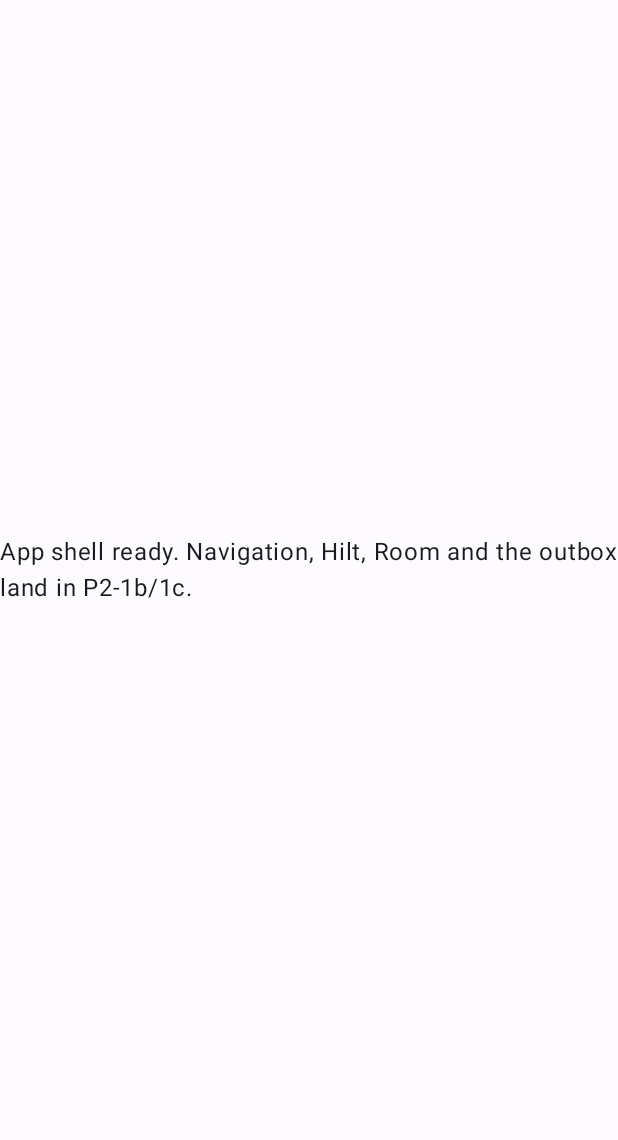
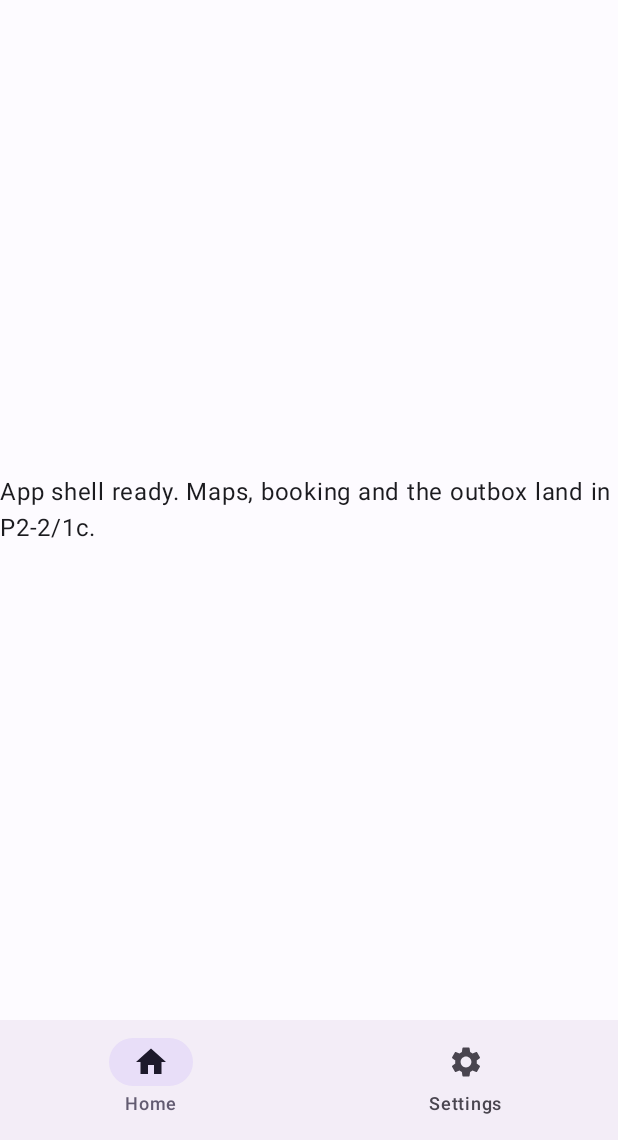
Before and after one commit to stev199/ride-hailing-platform, an Android app built with Jetpack Compose: the screen it shows after launch (MainActivity), on a phone screen of 412 x 824 dp, the part 96-1236 px from its top. Run offline under Robolectric (Android 15) with nearby library versions, the phone set to English and light mode, and no system bars.

Commit message:
feat(android): P2-1b shared two-tab navigation (ModeNavApp over Compose Navigation), mode-aware theme (rider blue / driver amber), i18n completion en/fr/ar; navigation-switch instrumented tests, locale-agnostic

```diff
--- a/android/app-driver/src/main/kotlin/com/ridehailing/driver/MainActivity.kt
+++ b/android/app-driver/src/main/kotlin/com/ridehailing/driver/MainActivity.kt
@@ -4,18 +4,19 @@ import android.os.Bundle
 import androidx.activity.ComponentActivity
 import androidx.activity.compose.setContent
 import com.ridehailing.core.ui.AppMode
-import com.ridehailing.core.ui.AppShell
+import com.ridehailing.core.ui.ModeNavApp
 import com.ridehailing.core.ui.RideHailingTheme
 
 /**
- * Driver shell entry point (P2-1a). Navigation + duty state land in P2-1b/1c.
+ * Driver shell entry point (P2-1b): mode-aware theme + shared two-tab navigation.
+ * Duty/map destinations land in P2-2/P2-4.
  */
 class MainActivity : ComponentActivity() {
     override fun onCreate(savedInstanceState: Bundle?) {
         super.onCreate(savedInstanceState)
         setContent {
-            RideHailingTheme {
-                AppShell(mode = AppMode.DRIVER)
+            RideHailingTheme(mode = AppMode.DRIVER) {
+                ModeNavApp(mode = AppMode.DRIVER)
             }
         }
     }
--- a/android/core-ui/build.gradle.kts
+++ b/android/core-ui/build.gradle.kts
@@ -30,4 +30,5 @@ dependencies {
     api("androidx.compose.foundation:foundation")
     api("androidx.compose.material3:material3")
     api("androidx.compose.material:material-icons-core")
+    api("androidx.navigation:navigation-compose:2.8.5")
 }
--- a/android/core-ui/src/main/kotlin/com/ridehailing/core/ui/AppShell.kt
+++ b/android/core-ui/src/main/kotlin/com/ridehailing/core/ui/AppShell.kt
@@ -4,11 +4,11 @@ import androidx.compose.foundation.layout.Arrangement
 import androidx.compose.foundation.layout.Column
 import androidx.compose.foundation.layout.fillMaxSize
 import androidx.compose.foundation.layout.padding
+import androidx.compose.material3.ExperimentalMaterial3Api
 import androidx.compose.material3.MaterialTheme
 import androidx.compose.material3.Scaffold
 import androidx.compose.material3.Text
 import androidx.compose.material3.TopAppBar
-import androidx.compose.material3.ExperimentalMaterial3Api
 import androidx.compose.runtime.Composable
 import androidx.compose.ui.Alignment
 import androidx.compose.ui.Modifier
@@ -17,13 +17,17 @@ import androidx.compose.ui.semantics.semantics
 import androidx.compose.ui.semantics.testTag
 
 /**
- * Shared app shell for both actor apps (P2-1a).
- * Renders the mode-localized top bar and a body slot; navigation/Hilt/Room land
- * in P2-1b/1c on top of this shell.
+ * Shared app shell frame (P2-1b): mode-localized top bar, body slot and a bottom-bar
+ * slot; the NavigationBar itself lives in the apps so each wires its own NavHost.
  */
 @OptIn(ExperimentalMaterial3Api::class)
 @Composable
-fun AppShell(mode: AppMode, modifier: Modifier = Modifier, body: @Composable () -> Unit = {}) {
+fun AppShell(
+    mode: AppMode,
+    modifier: Modifier = Modifier,
+    bottomBar: @Composable () -> Unit = {},
+    body: @Composable () -> Unit = {},
+) {
     val titleRes = when (mode) {
         AppMode.RIDER -> R.string.core_title_rider
         AppMode.DRIVER -> R.string.core_title_driver
@@ -33,6 +37,7 @@ fun AppShell(mode: AppMode, modifier: Modifier = Modifier, body: @Composable ()
         topBar = {
             TopAppBar(title = { Text(stringResource(titleRes)) })
         },
+        bottomBar = bottomBar,
     ) { padding ->
         Column(
             modifier = Modifier
@@ -41,10 +46,6 @@ fun AppShell(mode: AppMode, modifier: Modifier = Modifier, body: @Composable ()
             horizontalAlignment = Alignment.CenterHorizontally,
             verticalArrangement = Arrangement.Center,
         ) {
-            Text(
-                text = stringResource(R.string.core_shell_placeholder),
-                style = MaterialTheme.typography.bodyLarge,
-            )
             body()
         }
     }
--- /dev/null
+++ b/android/core-ui/src/main/kotlin/com/ridehailing/core/ui/ModeNavApp.kt
@@ -0,0 +1,101 @@
+package com.ridehailing.core.ui
+
+import androidx.compose.foundation.layout.Box
+import androidx.compose.foundation.layout.fillMaxSize
+import androidx.compose.foundation.layout.padding
+import androidx.compose.material.icons.Icons
+import androidx.compose.material.icons.filled.Home
+import androidx.compose.material.icons.filled.Settings
+import androidx.compose.material3.ExperimentalMaterial3Api
+import androidx.compose.material3.Icon
+import androidx.compose.material3.NavigationBar
+import androidx.compose.material3.NavigationBarItem
+import androidx.compose.material3.Scaffold
+import androidx.compose.material3.Text
+import androidx.compose.material3.TopAppBar
+import androidx.compose.runtime.Composable
+import androidx.compose.runtime.getValue
+import androidx.compose.ui.Alignment
+import androidx.compose.ui.Modifier
+import androidx.compose.ui.res.stringResource
+import androidx.compose.ui.semantics.semantics
+import androidx.compose.ui.semantics.testTag
+import androidx.navigation.NavGraph.Companion.findStartDestination
+import androidx.navigation.NavHostController
+import androidx.navigation.compose.NavHost
+import androidx.navigation.compose.composable
+import androidx.navigation.compose.currentBackStackEntryAsState
+import androidx.navigation.compose.rememberNavController
+
+/**
+ * Shared two-tab app (P2-1b): Home + Settings over Compose Navigation. Both actor apps
+ * wire this with their own AppMode; heavier destinations (map, booking, duty) replace
+ * the placeholder bodies in P2-2/P2-4. Tab selection follows the back stack entry and
+ * every label/icon is resource-resolved (en/fr/ar + RTL transparent).
+ */
+object TabRoutes {
+    const val HOME: String = "home"
+    const val SETTINGS: String = "settings"
+}
+
+@OptIn(ExperimentalMaterial3Api::class)
+@Composable
+fun ModeNavApp(mode: AppMode) {
+    val titleRes = when (mode) {
+        AppMode.RIDER -> R.string.core_title_rider
+        AppMode.DRIVER -> R.string.core_title_driver
+    }
+    val navController = rememberNavController()
+    val backStackEntry by navController.currentBackStackEntryAsState()
+    val currentRoute = backStackEntry?.destination?.route ?: TabRoutes.HOME
+
+    Scaffold(
+        modifier = Modifier.semantics { testTag = "app_shell" },
+        topBar = { TopAppBar(title = { Text(stringResource(titleRes)) }) },
+        bottomBar = {
+            NavigationBar {
+                NavigationBarItem(
+                    selected = currentRoute == TabRoutes.HOME,
+                    onClick = { navController.navigateSingleTop(TabRoutes.HOME) },
+                    icon = { Icon(Icons.Filled.Home, contentDescription = null) },
+                    label = { Text(stringResource(R.string.core_nav_home)) },
+                    modifier = Modifier.semantics { testTag = "tab_home" },
+                )
+                NavigationBarItem(
+                    selected = currentRoute == TabRoutes.SETTINGS,
+                    onClick = { navController.navigateSingleTop(TabRoutes.SETTINGS) },
+                    icon = { Icon(Icons.Filled.Settings, contentDescription = null) },
+                    label = { Text(stringResource(R.string.core_nav_settings)) },
+                    modifier = Modifier.semantics { testTag = "tab_settings" },
+                )
+            }
+        },
+    ) { padding ->
+        Box(
+            modifier = Modifier
+                .fillMaxSize()
+                .padding(padding),
+            contentAlignment = Alignment.Center,
+        ) {
+            NavHost(
+                navController = navController,
+                startDestination = TabRoutes.HOME,
+            ) {
+                composable(TabRoutes.HOME) {
+                    TabBody(text = stringResource(R.string.core_body_home))
+                }
+                composable(TabRoutes.SETTINGS) {
+                    TabBody(text = stringResource(R.string.core_body_settings))
+                }
+            }
+        }
+    }
+}
+
+private fun NavHostController.navigateSingleTop(route: String) {
+    navigate(route) {
+        popUpTo(graph.findStartDestination().id) { saveState = true }
+        launchSingleTop = true
+        restoreState = true
+    }
+}
--- /dev/null
+++ b/android/core-ui/src/main/kotlin/com/ridehailing/core/ui/TabBody.kt
@@ -0,0 +1,10 @@
+package com.ridehailing.core.ui
+
+import androidx.compose.material3.Text
+import androidx.compose.runtime.Composable
+import androidx.compose.ui.Modifier
+
+@Composable
+internal fun TabBody(text: String, modifier: Modifier = Modifier) {
+    Text(text = text, modifier = modifier)
+}
--- a/android/core-ui/src/main/kotlin/com/ridehailing/core/ui/Theme.kt
+++ b/android/core-ui/src/main/kotlin/com/ridehailing/core/ui/Theme.kt
@@ -7,44 +7,63 @@ import androidx.compose.material3.lightColorScheme
 import androidx.compose.runtime.Composable
 import androidx.compose.ui.graphics.Color
 
-// Brand palette (P2-1a baseline; refined with the design pass in P2-1b).
+/**
+ * Mode-aware brand palette (P2-1b): rider rides on blue, driver on amber; dark mode
+ * follows the system. The nightly matrix forces both uiautomator-side (E2) and
+ * screenshot tests pin the result.
+ */
 private val RiderBlue = Color(0xFF1565C0)
 private val RiderBlueDark = Color(0xFF0D47A1)
-private val DriverAmber = Color(0xFFB26A00)
+private val DriverAmber = Color(0xFF9A6A00)
+private val DriverAmberDark = Color(0xFF5D4000)
 private val Neutral11 = Color(0xFF1B1B1F)
 private val Neutral99 = Color(0xFFFDFBFF)
 
-private val LightColors = lightColorScheme(
-    primary = RiderBlue,
+private fun lightColors(primary: Color, primaryDark: Color) = lightColorScheme(
+    primary = primary,
     onPrimary = Color.White,
-    primaryContainer = Color(0xFFD6E3FF),
-    onPrimaryContainer = Color(0xFF001B3F),
+    primaryContainer = primary.copy(alpha = 0.16f).compositeOverLight(),
+    onPrimaryContainer = primaryDark,
     background = Neutral99,
     onBackground = Neutral11,
 )
 
-private val DarkColors = darkColorScheme(
-    primary = Color(0xFFA6C8FF),
+private fun darkColors(primary: Color, container: Color) = darkColorScheme(
+    primary = primary,
     onPrimary = Color(0xFF00315F),
-    primaryContainer = RiderBlueDark,
+    primaryContainer = container,
     onPrimaryContainer = Color(0xFFD6E3FF),
     background = Neutral11,
     onBackground = Color(0xFFE3E2E6),
 )
 
+private fun Color.compositeOverLight(): Color =
+    Color(
+        red = red * alpha + 1f * (1f - alpha),
+        green = green * alpha + 1f * (1f - alpha),
+        blue = blue * alpha + 1f * (1f - alpha),
+        alpha = 1f,
+    )
+
 /**
- * App theme (P2-1a). Dark mode follows the system; the nightly matrix forces both
- * via uiautomator (E2) and screenshot tests pin the result.
+ * App theme (P2-1b). Dark mode follows the system; the primary ramp follows the actor mode.
  */
 @Composable
-fun RideHailingTheme(darkTheme: Boolean = isSystemInDarkTheme(), content: @Composable () -> Unit) {
-    MaterialTheme(
-        colorScheme = if (darkTheme) DarkColors else LightColors,
-        content = content,
-    )
+fun RideHailingTheme(
+    mode: AppMode,
+    darkTheme: Boolean = isSystemInDarkTheme(),
+    content: @Composable () -> Unit,
+) {
+    val colors = when {
+        mode == AppMode.RIDER && darkTheme -> darkColors(Color(0xFFA6C8FF), RiderBlueDark)
+        mode == AppMode.RIDER -> lightColors(RiderBlue, RiderBlueDark)
+        darkTheme -> darkColors(Color(0xFFFFB95C), DriverAmberDark)
+        else -> lightColors(DriverAmber, DriverAmberDark)
+    }
+    MaterialTheme(colorScheme = colors, content = content)
 }
 
-/** Marker kept so unit tests can pin the palette revision without touching Compose. */
+/** Marker so unit tests pin the palette revision without touching Compose. */
 object ThemeVersion {
-    const val SCHEMA: Int = 1
+    const val SCHEMA: Int = 2
 }
--- a/android/core-ui/src/main/res/values/strings.xml
+++ b/android/core-ui/src/main/res/values/strings.xml
@@ -2,5 +2,8 @@
 <resources>
     <string name="core_title_rider">Ride Hailing — Rider</string>
     <string name="core_title_driver">Ride Hailing — Driver</string>
-    <string name="core_shell_placeholder">App shell ready. Navigation, Hilt, Room and the outbox land in P2-1b/1c.</string>
+    <string name="core_nav_home">Home</string>
+    <string name="core_nav_settings">Settings</string>
+    <string name="core_body_home">App shell ready. Maps, booking and the outbox land in P2-2/1c.</string>
+    <string name="core_body_settings">Theme, locale and account settings land with the auth UI (P2-4).</string>
 </resources>
```
Also changed, not shown: android/app-rider/src/main/kotlin/com/ridehailing/rider/MainActivity.kt (+5 -4 lines), 6 other files.
